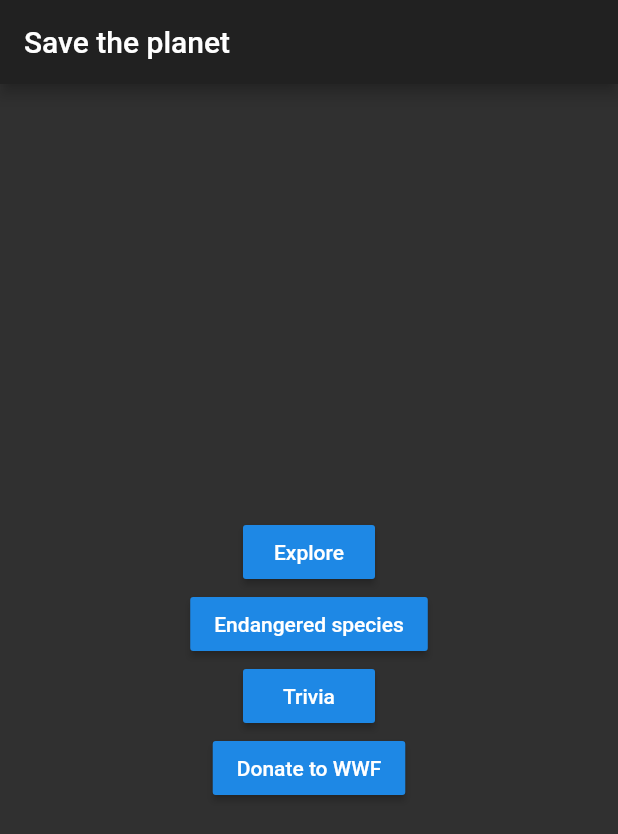
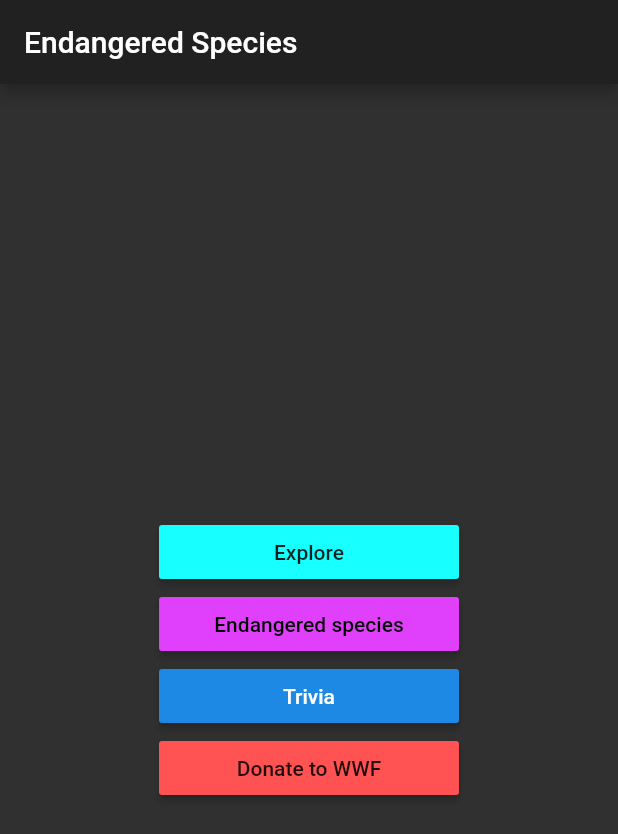
Before and after one commit to Symmetrics-Lab/extinct-games, a Flutter app: the screen it shows after launch, on a phone screen of 412 x 824 dp. Shown: the top 834 px of the screen. Run offline on Flutter 3.47's test engine with Material 2 defaults, Android fonts, the phone set to English and light mode, and no system bars.

Commit message:
Fix styles

```diff
--- a/lib/src/ui/pages/home.dart
+++ b/lib/src/ui/pages/home.dart
@@ -10,34 +10,58 @@ class Home extends StatelessWidget {
   Widget build(BuildContext context) {
     return Scaffold(
       appBar: AppBar(
-        title: Text('Save the planet'),
+        title: Text('Endangered Species'),
       ),
       body: Center(
           child: Column(
         mainAxisAlignment: MainAxisAlignment.center,
         crossAxisAlignment: CrossAxisAlignment.center,
         children: [
-          RaisedButton(
+          Container(
+            width: 200,
+            child: RaisedButton(
+              color: Colors.cyanAccent,
               onPressed: () {
                 Navigator.of(context).pushNamed(Explore.routeName);
               },
-            child: Text('Explore'),
+              child: Text(
+                'Explore',
+                style: TextStyle(color: Colors.black87),
               ),
-          RaisedButton(
+            ),
+          ),
+          Container(
+            width: 200,
+            child: RaisedButton(
+              color: Colors.purpleAccent,
               onPressed: () {
                 Navigator.of(context).pushNamed(AnimalList.routeName);
               },
-            child: Text('Endangered species'),
+              child: Text(
+                'Endangered species',
+                style: TextStyle(color: Colors.black),
               ),
-          RaisedButton(
+            ),
+          ),
+          Container(
+            width: 200,
+            child: RaisedButton(
               onPressed: () {
                 Navigator.of(context).pushNamed(Trivia.routeName);
               },
               child: Text('Trivia'),
             ),
-          RaisedButton(
+          ),
+          Container(
+            width: 200,
+            child: RaisedButton(
+              color: Colors.redAccent,
               onPressed: _launchURL,
-            child: Text('Donate to WWF'),
+              child: Text(
+                'Donate to WWF',
+                style: TextStyle(color: Colors.black87),
+              ),
+            ),
           ),
         ],
       )),
@@ -45,7 +69,7 @@ class Home extends StatelessWidget {
   }
 }
 
-_launchURL() async {
+void _launchURL() async {
   const url =
       'https://support.worldwildlife.org/site/SPageServer?pagename=main_monthly';
   if (await canLaunch(url)) {
```
Also changed, not shown: lib/src/ui/pages/map_show.dart (+13 -44 lines), pubspec.lock, 3 other files. Lines whose indentation alone changed are shown as unchanged.
